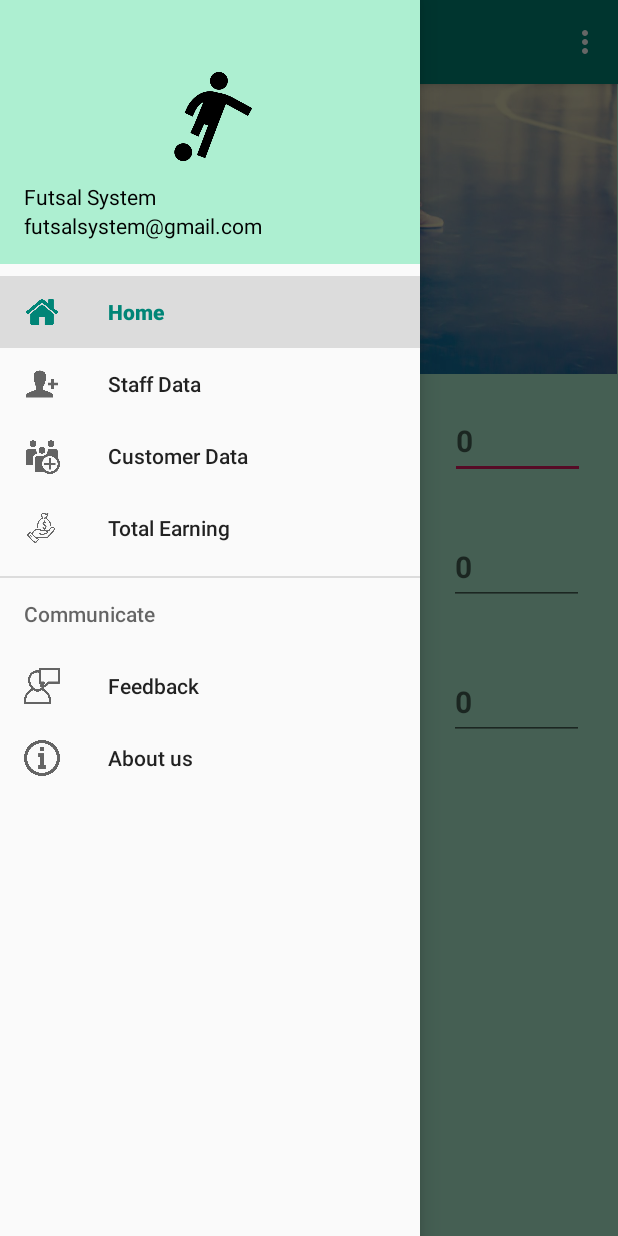
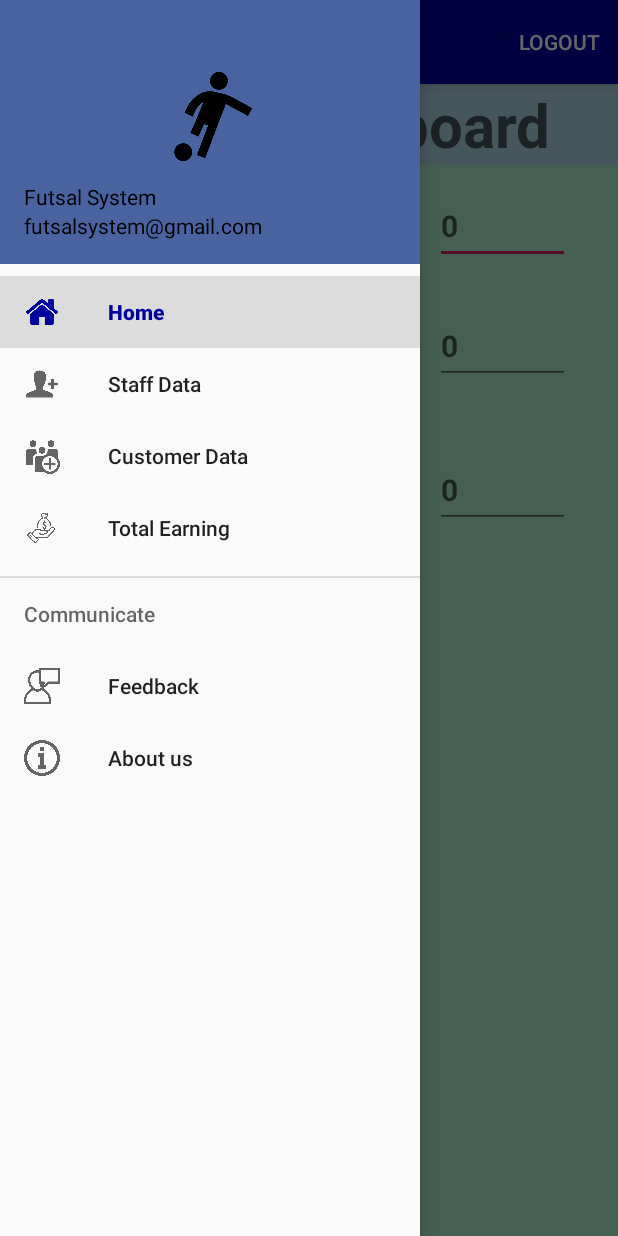
Before and after one commit to gShakya1997/futsalrecordsystem, an Android app: the AdminDashboard screen opened directly, with no data from a screen before it, with the side drawer open, on a phone screen of 412 x 824 dp. Run offline under Robolectric (Android 15) with nearby library versions, the phone set to English and light mode, and no system bars; our stand-ins replace navigation-ui.

Commit message:
Design modified

```diff
--- a/app/src/main/AndroidManifest.xml
+++ b/app/src/main/AndroidManifest.xml
@@ -11,8 +11,7 @@
         android:theme="@style/AppTheme">
         <activity
             android:name=".AdminDashboard"
-            android:theme="@style/AppTheme.NoActionBar">
-        </activity>
+            android:theme="@style/AppTheme.NoActionBar"></activity>
         <activity android:name=".MainActivity">
             <intent-filter>
                 <action android:name="android.intent.action.MAIN" />
@@ -21,5 +20,4 @@
             </intent-filter>
         </activity>
     </application>
-
 </manifest>
--- a/app/src/main/java/com/futsalrecord/futsalinfosystem/AdminDashboard.java
+++ b/app/src/main/java/com/futsalrecord/futsalinfosystem/AdminDashboard.java
@@ -1,5 +1,6 @@
 package com.futsalrecord.futsalinfosystem;
 
+import android.content.Intent;
 import android.os.Bundle;
 
 import com.google.android.material.floatingactionbutton.FloatingActionButton;
@@ -20,10 +21,12 @@ import androidx.appcompat.app.AppCompatActivity;
 import androidx.appcompat.widget.Toolbar;
 
 import android.view.Menu;
+import android.widget.Button;
 
 public class AdminDashboard extends AppCompatActivity {
 
     private AppBarConfiguration mAppBarConfiguration;
+    private Button btnLogout;
 
     @Override
     protected void onCreate(Bundle savedInstanceState) {
@@ -43,6 +46,12 @@ public class AdminDashboard extends AppCompatActivity {
         NavController navController = Navigation.findNavController(this, R.id.nav_host_fragment);
         NavigationUI.setupActionBarWithNavController(this, navController, mAppBarConfiguration);
         NavigationUI.setupWithNavController(navigationView, navController);
+//        btnLogout = findViewById(R.id.btnLogout);
+//        btnLogout.setOnClickListener(new View.OnClickListener() {
+//            @Override
+//            public void onClick(View v) {
+//            }
+//        });
     }
 
     @Override
--- a/app/src/main/java/com/futsalrecord/futsalinfosystem/fragments/AdminLoginFragment.java
+++ b/app/src/main/java/com/futsalrecord/futsalinfosystem/fragments/AdminLoginFragment.java
@@ -53,6 +53,8 @@ public class AdminLoginFragment extends Fragment {
                 } else {
                     etAdminLoginUsername.setError("Invalid username");
                     etAdminLoginPassword.setError("Invalid password");
+                    etAdminLoginUsername.getText().clear();
+                    etAdminLoginPassword.getText().clear();
                 }
 
             }
--- a/app/src/main/res/layout/customerview.xml
+++ b/app/src/main/res/layout/customerview.xml
@@ -4,7 +4,7 @@
     android:layout_width="match_parent"
     android:layout_height="wrap_content"
     android:layout_marginBottom="20dp"
-    android:background="#FFFFFF">
+    android:background="#6790BA">
 
     <de.hdodenhof.circleimageview.CircleImageView
         android:id="@+id/customerProfilePic"
--- a/app/src/main/res/layout/fragment_admin_login.xml
+++ b/app/src/main/res/layout/fragment_admin_login.xml
@@ -4,8 +4,7 @@
     android:layout_height="match_parent"
     android:fillViewport="true">
 
-    <LinearLayout
-        xmlns:tools="http://schemas.android.com/tools"
+    <LinearLayout xmlns:tools="http://schemas.android.com/tools"
         android:layout_width="match_parent"
         android:layout_height="wrap_content"
         android:background="#ADEFD1"
@@ -18,6 +17,10 @@
             android:layout_gravity="center"
             android:src="@drawable/adminlogin" />
 
+        <com.google.android.material.textfield.TextInputLayout
+            android:layout_width="match_parent"
+            android:layout_height="wrap_content">
+
             <EditText
                 android:id="@+id/etAdminLoginUsername"
                 android:layout_width="match_parent"
@@ -28,6 +31,11 @@
                 android:padding="30dp"
                 android:textSize="20sp"
                 android:textStyle="bold" />
+        </com.google.android.material.textfield.TextInputLayout>
+
+        <com.google.android.material.textfield.TextInputLayout
+            android:layout_width="match_parent"
+            android:layout_height="wrap_content">
 
             <EditText
                 android:id="@+id/etAdminLoginPassword"
@@ -39,6 +47,7 @@
                 android:padding="30dp"
                 android:textSize="20sp"
                 android:textStyle="bold" />
+        </com.google.android.material.textfield.TextInputLayout>
 
         <Button
             android:id="@+id/btnAdminLogin"
--- a/app/src/main/res/layout/fragment_home.xml
+++ b/app/src/main/res/layout/fragment_home.xml
@@ -3,24 +3,25 @@
     xmlns:app="http://schemas.android.com/apk/res-auto"
     android:layout_width="match_parent"
     android:layout_height="match_parent"
+    android:background="#ADEFD1"
     android:fillViewport="true">
 
     <androidx.constraintlayout.widget.ConstraintLayout
         android:layout_width="match_parent"
-        android:layout_height="wrap_content"
-        android:background="#ADEFD1">
+        android:layout_height="wrap_content">
 
-        <ImageView
-            android:id="@+id/ivCover"
-            android:layout_width="wrap_content"
+        <TextView
+            android:id="@+id/tvCover"
+            android:layout_width="match_parent"
             android:layout_height="wrap_content"
-            android:adjustViewBounds="true"
-            android:contentDescription="@string/cover_admin_home"
+            android:hint="@string/admin_dashboard"
+            android:textStyle="bold"
+            android:textAlignment="center"
+            android:textSize="40sp"
+            android:background="#ADD8E6"
             app:layout_constraintEnd_toEndOf="parent"
-            app:layout_constraintHorizontal_bias="0.605"
             app:layout_constraintStart_toStartOf="parent"
-            app:layout_constraintTop_toTopOf="parent"
-            app:srcCompat="@drawable/futsal" />
+            app:layout_constraintTop_toTopOf="parent" />
 
         <TextView
             android:id="@+id/tvTotalStaff"
@@ -33,23 +34,22 @@
             android:textSize="20sp"
             android:textStyle="bold"
             app:layout_constraintStart_toStartOf="parent"
-            app:layout_constraintTop_toBottomOf="@+id/ivCover" />
+            app:layout_constraintTop_toBottomOf="@+id/tvCover" />
 
         <EditText
             android:id="@+id/etTotalStaff"
             android:layout_width="90dp"
             android:layout_height="50dp"
-            android:layout_marginStart="58dp"
-            android:layout_marginLeft="28dp"
-            android:layout_marginTop="20dp"
+            android:layout_marginTop="16dp"
+            android:layout_marginEnd="32dp"
+            android:layout_marginRight="32dp"
             android:editable="false"
             android:ems="10"
             android:hint="@string/_0"
             android:textSize="20sp"
             android:textStyle="bold"
             app:layout_constraintEnd_toEndOf="parent"
-            app:layout_constraintStart_toEndOf="@+id/tvTotalStaff"
-            app:layout_constraintTop_toBottomOf="@+id/ivCover" />
+            app:layout_constraintTop_toBottomOf="@+id/tvCover" />
 
         <TextView
             android:id="@+id/tvTotalCustomer"
@@ -62,23 +62,22 @@
             android:textSize="20sp"
             android:textStyle="bold"
             app:layout_constraintStart_toStartOf="parent"
-            app:layout_constraintTop_toBottomOf="@+id/ivCover" />
+            app:layout_constraintTop_toBottomOf="@+id/tvCover" />
 
         <EditText
             android:id="@+id/etTotalCustomer"
             android:layout_width="90dp"
             android:layout_height="50dp"
-            android:layout_marginStart="56dp"
-            android:layout_marginLeft="56dp"
-            android:layout_marginTop="104dp"
+            android:layout_marginTop="96dp"
+            android:layout_marginEnd="32dp"
+            android:layout_marginRight="32dp"
             android:editable="false"
             android:ems="10"
             android:hint="@string/_0"
             android:textSize="20sp"
             android:textStyle="bold"
             app:layout_constraintEnd_toEndOf="parent"
-            app:layout_constraintStart_toEndOf="@+id/tvTotalStaff"
-            app:layout_constraintTop_toBottomOf="@+id/ivCover" />
+            app:layout_constraintTop_toBottomOf="@+id/tvCover" />
 
         <TextView
             android:id="@+id/tvTotalEarning"
@@ -91,23 +90,22 @@
             android:textSize="20sp"
             android:textStyle="bold"
             app:layout_constraintStart_toStartOf="parent"
-            app:layout_constraintTop_toBottomOf="@+id/ivCover" />
+            app:layout_constraintTop_toBottomOf="@+id/tvCover" />
 
         <EditText
             android:id="@+id/etTotalEarning"
             android:layout_width="90dp"
             android:layout_height="50dp"
-            android:layout_marginStart="56dp"
-            android:layout_marginLeft="56dp"
-            android:layout_marginTop="194dp"
+            android:layout_marginTop="192dp"
+            android:layout_marginEnd="32dp"
+            android:layout_marginRight="32dp"
             android:editable="false"
             android:ems="10"
             android:hint="@string/_0"
             android:textSize="20sp"
             android:textStyle="bold"
             app:layout_constraintEnd_toEndOf="parent"
-            app:layout_constraintStart_toEndOf="@+id/tvTotalStaff"
-            app:layout_constraintTop_toBottomOf="@+id/ivCover" />
+            app:layout_constraintTop_toBottomOf="@+id/tvCover" />
 
     </androidx.constraintlayout.widget.ConstraintLayout>
 </ScrollView>
--- a/app/src/main/res/layout/fragment_staff_login.xml
+++ b/app/src/main/res/layout/fragment_staff_login.xml
@@ -4,8 +4,7 @@
     android:layout_height="match_parent"
     android:fillViewport="true">
 
-    <LinearLayout
-        xmlns:tools="http://schemas.android.com/tools"
+    <LinearLayout xmlns:tools="http://schemas.android.com/tools"
         android:layout_width="match_parent"
         android:layout_height="wrap_content"
         android:background="#ADEFD1"
@@ -18,6 +17,10 @@
             android:layout_gravity="center"
             android:src="@drawable/stafflogin" />
 
+        <com.google.android.material.textfield.TextInputLayout
+            android:layout_width="match_parent"
+            android:layout_height="wrap_content">
+
             <EditText
                 android:id="@+id/etStaffLoginUsername"
                 android:layout_width="match_parent"
@@ -28,6 +31,11 @@
                 android:padding="30dp"
                 android:textSize="20sp"
                 android:textStyle="bold" />
+        </com.google.android.material.textfield.TextInputLayout>
+
+        <com.google.android.material.textfield.TextInputLayout
+            android:layout_width="match_parent"
+            android:layout_height="wrap_content">
 
             <EditText
                 android:id="@+id/etStaffLoginPassword"
@@ -39,6 +47,7 @@
                 android:padding="30dp"
                 android:textSize="20sp"
                 android:textStyle="bold" />
+        </com.google.android.material.textfield.TextInputLayout>
 
         <Button
             android:id="@+id/btnStaffLogin"
--- a/app/src/main/res/layout/nav_header_admin_dashboard.xml
+++ b/app/src/main/res/layout/nav_header_admin_dashboard.xml
@@ -2,7 +2,7 @@
 <LinearLayout xmlns:android="http://schemas.android.com/apk/res/android"
     android:layout_width="match_parent"
     android:layout_height="@dimen/nav_header_height"
-    android:background="#ADEFD1"
+    android:background="#4863A0"
     android:gravity="bottom"
     android:orientation="vertical"
     android:paddingLeft="@dimen/activity_horizontal_margin"
--- a/app/src/main/res/layout/staffview.xml
+++ b/app/src/main/res/layout/staffview.xml
@@ -1,15 +1,10 @@
 <?xml version="1.0" encoding="utf-8"?>
-<ScrollView xmlns:android="http://schemas.android.com/apk/res/android"
-    android:layout_width="match_parent"
-    android:layout_height="wrap_content"
-    android:fillViewport="true">
-
-    <androidx.constraintlayout.widget.ConstraintLayout
+<androidx.constraintlayout.widget.ConstraintLayout xmlns:android="http://schemas.android.com/apk/res/android"
     xmlns:app="http://schemas.android.com/apk/res-auto"
     android:layout_width="match_parent"
     android:layout_height="wrap_content"
     android:layout_marginBottom="20dp"
-        android:background="#FFFFFF">
+    android:background="#6790BA">
 
     <de.hdodenhof.circleimageview.CircleImageView
         android:id="@+id/staffProfilePic"
@@ -110,5 +105,5 @@
         app:layout_constraintEnd_toEndOf="parent"
         app:layout_constraintTop_toTopOf="parent"
         app:srcCompat="@drawable/edit" />
+
 </androidx.constraintlayout.widget.ConstraintLayout>
-</ScrollView>
--- a/app/src/main/res/menu/admin_dashboard.xml
+++ b/app/src/main/res/menu/admin_dashboard.xml
@@ -4,6 +4,6 @@
     <item
         android:id="@+id/btnLogout"
         android:orderInCategory="100"
-        android:title="Logout"
-        app:showAsAction="never" />
+        android:title="@string/logout"
+        app:showAsAction="always" />
 </menu>
--- a/app/src/main/res/values/colors.xml
+++ b/app/src/main/res/values/colors.xml
@@ -1,6 +1,6 @@
 <?xml version="1.0" encoding="utf-8"?>
 <resources>
-    <color name="colorPrimary">#008577</color>
-    <color name="colorPrimaryDark">#00574B</color>
+    <color name="colorPrimary">#0000A0</color>
+    <color name="colorPrimaryDark">#0000A0</color>
     <color name="colorAccent">#D81B60</color>
 </resources>
--- a/app/src/main/res/values/strings.xml
+++ b/app/src/main/res/values/strings.xml
@@ -44,4 +44,6 @@
     <string name="system_email">futsalsystem@gmail.com</string>
     <string name="cover_admin_home">Cover</string>
     <string name="_0">0</string>
+    <string name="admin_dashboard">Admin Dashboard</string>
+    <string name="logout">Logout</string>
 </resources>
--- a/app/src/main/res/values/styles.xml
+++ b/app/src/main/res/values/styles.xml
@@ -1,7 +1,7 @@
 <resources>
 
     <!-- Base application theme. -->
-    <style name="AppTheme" parent="Theme.AppCompat.Light.DarkActionBar">
+    <style name="AppTheme" parent="Theme.AppCompat.DayNight.NoActionBar">
         <!-- Customize your theme here. -->
         <item name="colorPrimary">@color/colorPrimary</item>
         <item name="colorPrimaryDark">@color/colorPrimaryDark</item>
```
Lines whose indentation alone changed are shown as unchanged.
